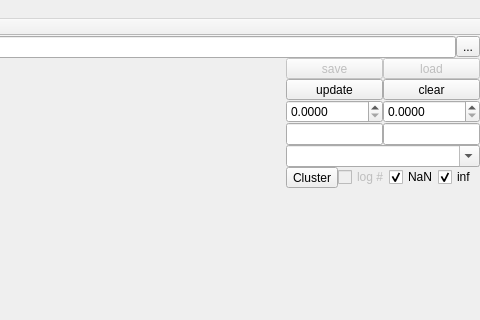
The window that ndxplorer/plot_main.ui (Fluorescence-Tools/ndxplorer) describes before a commit, drawn with Qt 5; both pictures show x 544 to 1024 and y 0 to 320 of the 1024 by 600 pixel window.
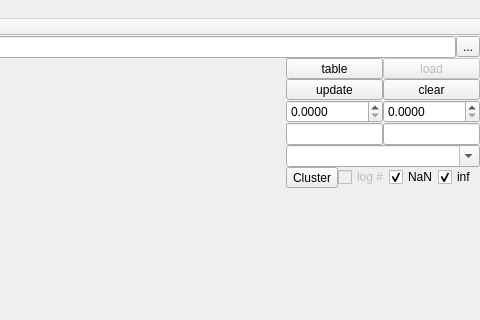
The same window after the commit. Icons and pictures are not drawn.

Commit message: Enhance 2D plotting with guiqwt integration, add clustering dialog refinements, and unify clustering parameters.

```diff
--- a/ndxplorer/plot_main.ui
+++ b/ndxplorer/plot_main.ui
@@ -249,7 +249,7 @@
               <item row="2" column="0">
                <widget class="QToolButton" name="toolButton_3">
                 <property name="enabled">
-                 <bool>false</bool>
+                 <bool>true</bool>
                 </property>
                 <property name="sizePolicy">
                  <sizepolicy hsizetype="MinimumExpanding" vsizetype="Fixed">
@@ -258,7 +258,7 @@
                  </sizepolicy>
                 </property>
                 <property name="text">
-                 <string>save</string>
+                 <string>table</string>
                 </property>
                </widget>
               </item>
```
The commit also changes 2 other files.
